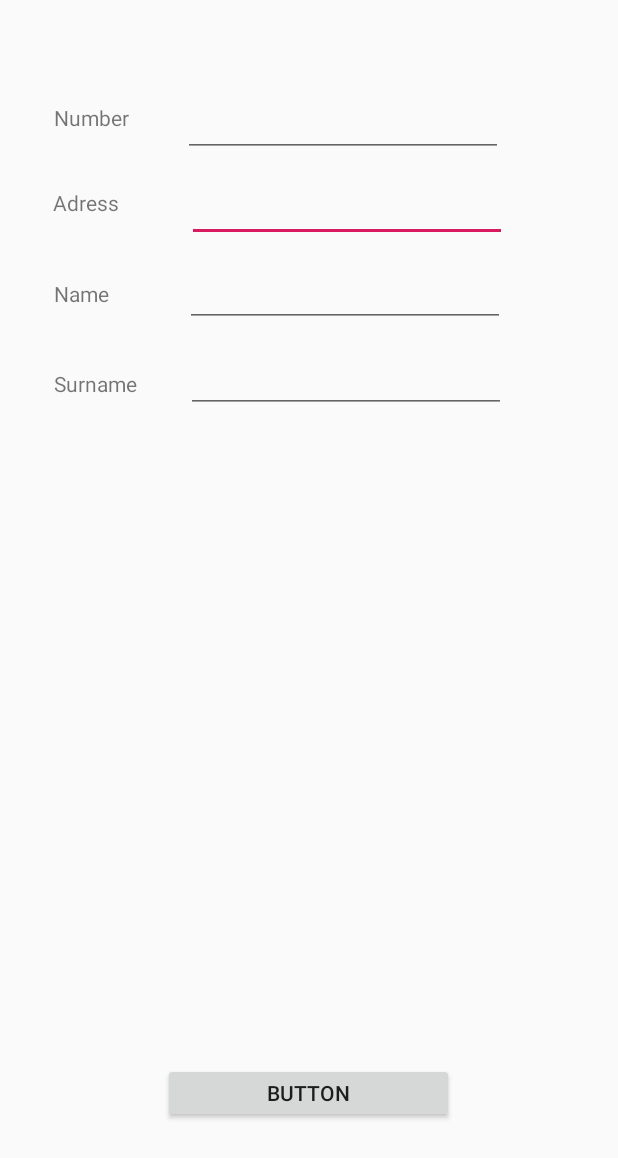
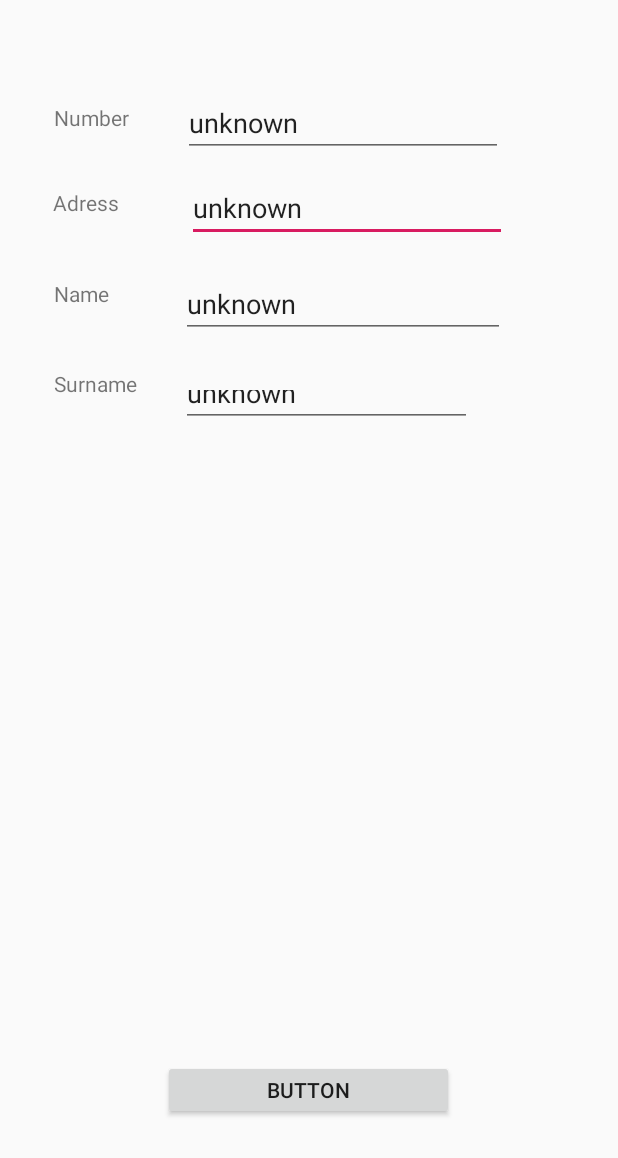
Before and after one commit to DoubleDoo/SmartLock, an Android app: the SecondActivity screen opened directly, with no data from a screen before it, on a phone screen of 412 x 824 dp. Shown: the top 1158 px of the screen. Run offline under Robolectric (Android 15) with nearby library versions, the phone set to English and light mode, and no system bars.

Commit message:
android development

```diff
--- a/Android_code/app/src/main/java/com/example/smartlock/MainActivity.java
+++ b/Android_code/app/src/main/java/com/example/smartlock/MainActivity.java
@@ -16,6 +16,7 @@ public class MainActivity extends AppCompatActivity {
       //  getWindow().setFlags(WindowManager.LayoutParams.FLAG_FULLSCREEN,
        //         WindowManager.LayoutParams.FLAG_FULLSCREEN);
         setContentView(R.layout.activity_main);
+
     }
 
 
--- a/Android_code/app/src/main/java/com/example/smartlock/SecondActivity.java
+++ b/Android_code/app/src/main/java/com/example/smartlock/SecondActivity.java
@@ -1,27 +1,70 @@
 package com.example.smartlock;
 
 
+import android.content.ContentValues;
+import android.content.Intent;
+import android.content.SharedPreferences;
+import android.database.Cursor;
+import android.database.DatabaseUtils;
+import android.database.sqlite.SQLiteDatabase;
+import android.preference.PreferenceManager;
 import android.support.v7.app.AppCompatActivity;
 import android.os.Bundle;
 import android.widget.TextView;
 import android.view.Window;
 import android.view.WindowManager;
 
+import java.io.File;
+import java.io.FileOutputStream;
+import java.io.OutputStreamWriter;
+
 public class SecondActivity extends AppCompatActivity {
 
     @Override
     protected void onCreate(Bundle savedInstanceState) {
         super.onCreate(savedInstanceState);
-       // requestWindowFeature(Window.FEATURE_NO_TITLE);
-       // getWindow().setFlags(WindowManager.LayoutParams.FLAG_FULLSCREEN,
-     //           WindowManager.LayoutParams.FLAG_FULLSCREEN);
         setContentView(R.layout.second_activity);
+        SharedPreferences myPreferences = PreferenceManager.getDefaultSharedPreferences(SecondActivity.this);
+        //SharedPreferences.Editor myEditor = myPreferences.edit();
+            String name ="name";
+            String surname ="surname" ;
+            String addres = "addres";
+            String number = "number";
+           // myEditor.putString("NAME", name);
+           // myEditor.putString("SYENAME", surname);
+           // myEditor.putString("ADDRESS", addres);
+           // myEditor.putString("NUMBER", number);
+           // myEditor.commit();
+            TextView nm = (TextView)findViewById(R.id.wp);
+            TextView sn = (TextView)findViewById(R.id.gg);
+            TextView ad = (TextView)findViewById(R.id.editText3);
+            TextView nu = (TextView)findViewById(R.id.editText4);
+            nm.setText(myPreferences.getString("NAME", "unknown"));
+            sn.setText(myPreferences.getString("SYENAME", "unknown"));
+            ad.setText(myPreferences.getString("ADDRESS", "unknown"));
+            nu.setText(myPreferences.getString("NUMBER", "unknown"));
+
     }
 
 
 
-   // public void register(android.view.View view)
-    //{
-      //  ((TextView)findViewById(R.id.str)).setX(50);
-    //}
+    public void registerr(android.view.View view)
+    {
+        TextView nm = (TextView)findViewById(R.id.wp);
+        TextView sn = (TextView)findViewById(R.id.gg);
+        TextView ad = (TextView)findViewById(R.id.editText3);
+        TextView nu = (TextView)findViewById(R.id.editText4);
+        SharedPreferences myPreferences = PreferenceManager.getDefaultSharedPreferences(SecondActivity.this);
+        SharedPreferences.Editor myEditor = myPreferences.edit();
+        myEditor.putString("NAME",nm.getText().toString());
+        myEditor.putString("SYENAME",sn.getText().toString() );
+        myEditor.putString("ADDRESS",ad.getText().toString() );
+        myEditor.putString("NUMBER",nu.getText().toString() );
+        myEditor.commit();
+
+        myEditor.putBoolean("NEW",false);
+
+        Intent intent = new Intent(SecondActivity.this, MainMenu.class);
+        startActivity(intent);
+    }
 }
--- a/Android_code/app/src/main/res/layout/second_activity.xml
+++ b/Android_code/app/src/main/res/layout/second_activity.xml
@@ -38,40 +38,6 @@
         app:layout_constraintStart_toEndOf="@+id/textView2"
         app:layout_constraintTop_toTopOf="parent"
         app:layout_constraintVertical_bias="0.067" />
-
-    <EditText
-        android:id="@+id/editText5"
-        android:layout_width="wrap_content"
-        android:layout_height="wrap_content"
-        android:layout_marginStart="8dp"
-        android:layout_marginTop="8dp"
-        android:layout_marginEnd="8dp"
-        android:layout_marginBottom="8dp"
-        android:ems="10"
-        android:inputType="textPersonName"
-        app:layout_constraintBottom_toBottomOf="parent"
-        app:layout_constraintEnd_toEndOf="parent"
-        app:layout_constraintHorizontal_bias="0.388"
-        app:layout_constraintStart_toEndOf="@+id/textView3"
-        app:layout_constraintTop_toTopOf="parent"
-        app:layout_constraintVertical_bias="0.216" />
-
-    <EditText
-        android:id="@+id/editText6"
-        android:layout_width="wrap_content"
-        android:layout_height="wrap_content"
-        android:layout_marginStart="8dp"
-        android:layout_marginTop="8dp"
-        android:layout_marginEnd="8dp"
-        android:layout_marginBottom="8dp"
-        android:ems="10"
-        android:inputType="textPersonName"
-        app:layout_constraintBottom_toBottomOf="parent"
-        app:layout_constraintEnd_toEndOf="parent"
-        app:layout_constraintHorizontal_bias="0.269"
-        app:layout_constraintStart_toEndOf="@+id/textView4"
-        app:layout_constraintTop_toTopOf="parent"
-        app:layout_constraintVertical_bias="0.291" />
 
     <TextView
         android:id="@+id/textView"
@@ -136,11 +102,52 @@
         android:layout_marginTop="8dp"
         android:layout_marginEnd="8dp"
         android:layout_marginBottom="8dp"
+        android:onClick="registerr"
         android:text="Button"
         app:layout_constraintBottom_toBottomOf="parent"
         app:layout_constraintEnd_toEndOf="parent"
         app:layout_constraintHorizontal_bias="0.497"
         app:layout_constraintStart_toStartOf="parent"
         app:layout_constraintTop_toTopOf="parent"
-        app:layout_constraintVertical_bias="0.912" />
+        app:layout_constraintVertical_bias="0.91" />
+
+    <android.support.design.widget.TextInputLayout
+        android:layout_width="215dp"
+        android:layout_height="58dp"
+        android:layout_marginStart="8dp"
+        android:layout_marginTop="8dp"
+        android:layout_marginEnd="8dp"
+        android:layout_marginBottom="8dp"
+        app:layout_constraintBottom_toBottomOf="parent"
+        app:layout_constraintEnd_toEndOf="parent"
+        app:layout_constraintHorizontal_bias="0.373"
+        app:layout_constraintStart_toEndOf="@+id/textView3"
+        app:layout_constraintTop_toTopOf="parent"
+        app:layout_constraintVertical_bias="0.217">
+
+        <android.support.design.widget.TextInputEditText
+            android:id="@+id/wp"
+            android:layout_width="216dp"
+            android:layout_height="44dp" />
+    </android.support.design.widget.TextInputLayout>
+
+    <android.support.design.widget.TextInputLayout
+        android:layout_width="194dp"
+        android:layout_height="45dp"
+        android:layout_marginStart="8dp"
+        android:layout_marginTop="8dp"
+        android:layout_marginEnd="8dp"
+        android:layout_marginBottom="8dp"
+        app:layout_constraintBottom_toBottomOf="parent"
+        app:layout_constraintEnd_toEndOf="parent"
+        app:layout_constraintHorizontal_bias="0.192"
+        app:layout_constraintStart_toEndOf="@+id/textView4"
+        app:layout_constraintTop_toTopOf="parent"
+        app:layout_constraintVertical_bias="0.303">
+
+        <android.support.design.widget.TextInputEditText
+            android:id="@+id/gg"
+            android:layout_width="match_parent"
+            android:layout_height="wrap_content" />
+    </android.support.design.widget.TextInputLayout>
 </android.support.constraint.ConstraintLayout>
```
Also changed, not shown: Android_code/app/src/main/AndroidManifest.xml (+12 -3 lines), Android_code/app/src/main/java/com/example/smartlock/MainMenu.java (added, +13 -0 lines), Android_code/app/src/main/java/com/example/smartlock/SMSMonitor.java (added, +13 -0 lines), Android_code/app/src/main/res/layout/activity_main_menu.xml (added, +105 -0 lines).
